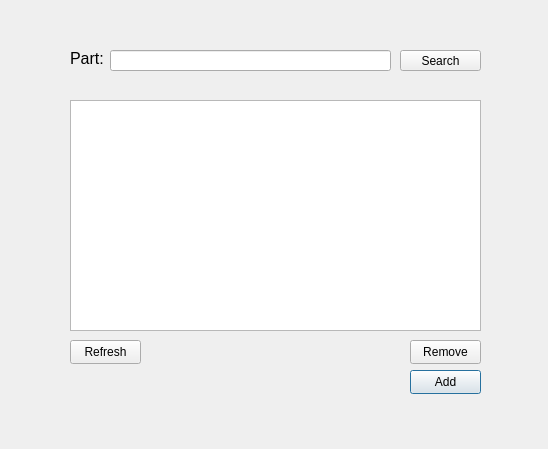
Before: the Qt Designer form storage.ui in totargaming/AutomotiveRepairManagement, drawn with Qt 5.
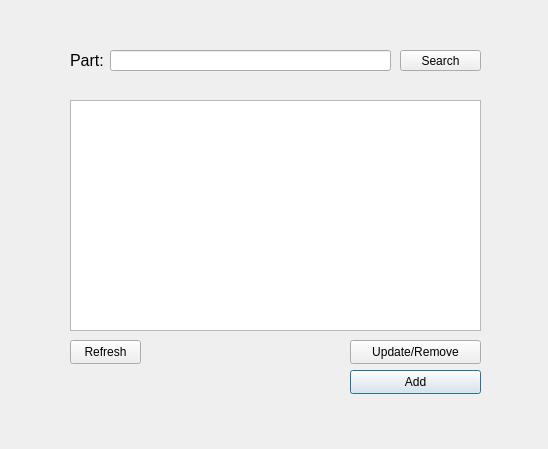
After: the same form once the commit is applied.

Commit message: Initialized EntityList class and Finish Storage functionality: + Implemented PartUpdate to modify quantity or delete items + AddToStorage: Fix database error + Create EntityList...

The edit to the form file:
```diff
--- a/storage.ui
+++ b/storage.ui
@@ -16,9 +16,9 @@
   <widget class="QPushButton" name="addBtn">
    <property name="geometry">
     <rect>
-     <x>410</x>
+     <x>350</x>
      <y>370</y>
-     <width>71</width>
+     <width>131</width>
      <height>24</height>
     </rect>
    </property>
@@ -61,7 +61,7 @@
      <x>70</x>
      <y>50</y>
      <width>41</width>
-     <height>16</height>
+     <height>21</height>
     </rect>
    </property>
    <property name="font">
@@ -89,14 +89,14 @@
   <widget class="QPushButton" name="removeBtn">
    <property name="geometry">
     <rect>
-     <x>410</x>
+     <x>350</x>
      <y>340</y>
-     <width>71</width>
+     <width>131</width>
      <height>24</height>
     </rect>
    </property>
    <property name="text">
-    <string>Remove</string>
+    <string>Update/Remove</string>
    </property>
   </widget>
   <widget class="QPushButton" name="searchBtn">
```
Left out of the diff: 2 changed lines with no effect on the pictures. The commit also changes 14 other files.
